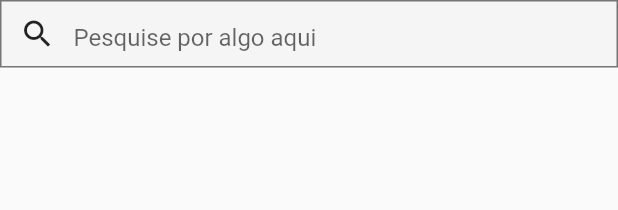
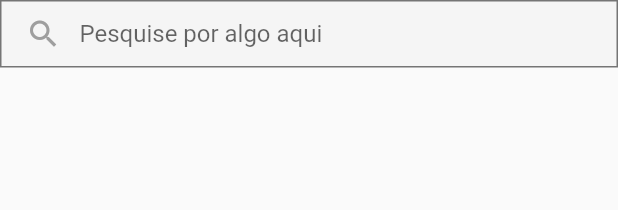
Before and after one commit to MoisesSDelmoro/responsivity-flutter, a Flutter app: the WebAppBarResposiveContent widget shown alone on an empty page, opened directly, on a phone screen of 412 x 824 dp. Shown: the top 210 px of the screen. Run offline on Flutter 3.47's test engine with Material 2 defaults, Android fonts, the phone set to English and light mode, and no system bars.

Commit message:
app bar finished

```diff
--- /dev/null
+++ b/lib/constants/constants.dart
@@ -0,0 +1 @@
+const flutterAppMobileBreakpoints = 700;
--- a/lib/main.dart
+++ b/lib/main.dart
@@ -11,6 +11,7 @@ class MyApp extends StatelessWidget {
   @override
   Widget build(BuildContext context) {
     return MaterialApp(
+      debugShowCheckedModeBanner: false,
       title: 'Responsividade Flutter',
       theme: ThemeData(
         primarySwatch: Colors.blue,
--- a/lib/pages/home/widgets/web_app_bar_responsive_content.dart
+++ b/lib/pages/home/widgets/web_app_bar_responsive_content.dart
@@ -22,8 +22,14 @@ class WebAppBarResposiveContent extends StatelessWidget {
                   ),
                   child: Row(
                     children: [
+                      const SizedBox(
+                        width: 4,
+                      ),
                       IconButton(
-                        icon: const Icon(Icons.search),
+                        icon: const Icon(
+                          Icons.search,
+                        ),
+                        color: Colors.grey.shade500,
                         onPressed: () {},
                       ),
                       const Expanded(
@@ -31,6 +37,7 @@ class WebAppBarResposiveContent extends StatelessWidget {
                           decoration: InputDecoration(
                             border: InputBorder.none,
                             hintText: 'Pesquise por algo aqui',
+                            isCollapsed: true,
                           ),
                         ),
                       ),
@@ -38,6 +45,34 @@ class WebAppBarResposiveContent extends StatelessWidget {
                   ),
                 ),
               ),
+              if (constraints.maxWidth >= 450) ...[
+                const SizedBox(
+                  width: 8,
+                ),
+                OutlinedButton(
+                  onPressed: () {},
+                  child: const Text(
+                    'Aprender',
+                    style: TextStyle(
+                      color: Colors.white,
+                    ),
+                  ),
+                ),
+              ],
+              if (constraints.maxWidth >= 550) ...[
+                const SizedBox(
+                  width: 8,
+                ),
+                OutlinedButton(
+                  onPressed: () {},
+                  child: const Text(
+                    'Flutter',
+                    style: TextStyle(
+                      color: Colors.white,
+                    ),
+                  ),
+                ),
+              ],
             ],
           );
         },
```
Also changed, not shown: lib/pages/home/home_page.dart (+5 -2 lines).
